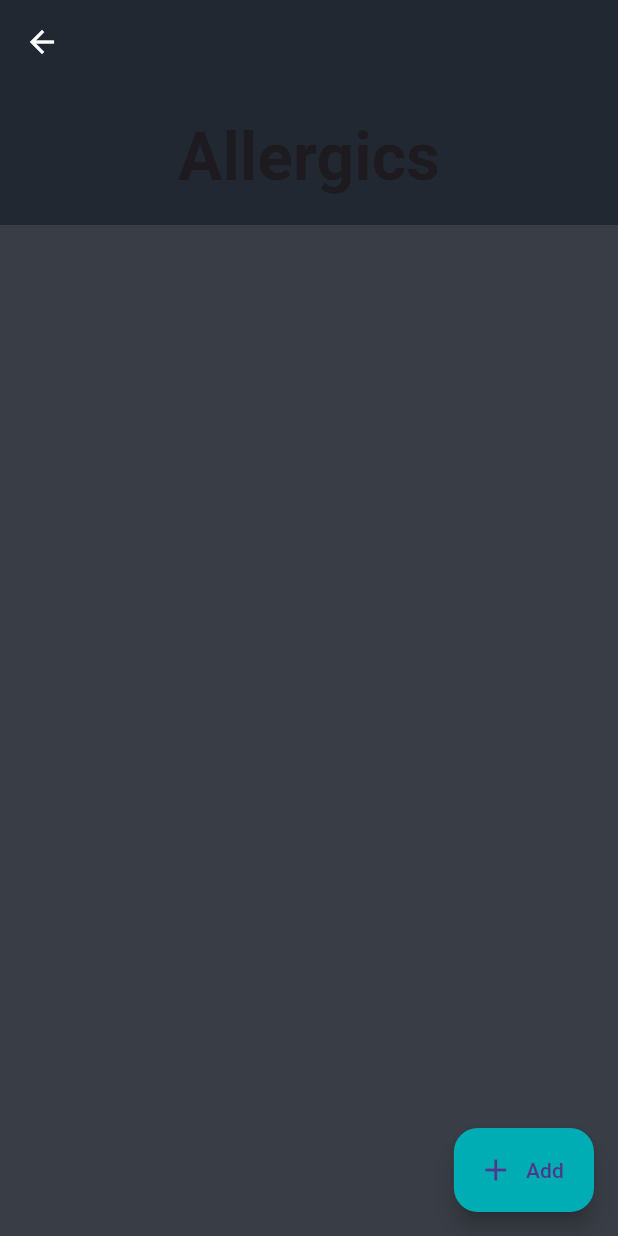
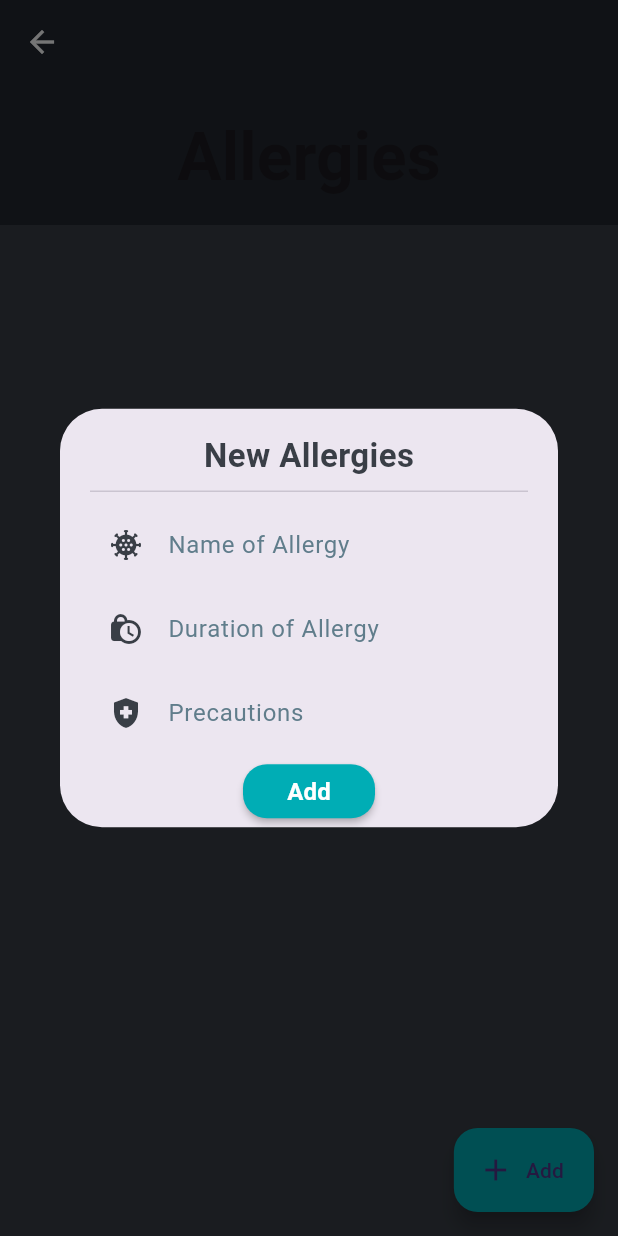
Before and after one commit to Harsh8833/MedRecords, a Flutter app: the AllergiesPage screen opened by its route, after a tap on "Add", on a phone screen of 412 x 824 dp. Run offline on Flutter 3.47's test engine with Material 2 defaults, Android fonts, the phone set to English and light mode, and no system bars; our stand-ins replace cloud_firestore, firebase_auth, firebase_core, google_fonts, shared_preferences; accounts and stored records are empty.

Commit message:
ui update

```diff
--- a/lib/main.dart
+++ b/lib/main.dart
@@ -14,23 +14,20 @@ import 'package:medrecords/view/vaccinations.dart';
 Future main() async {
   WidgetsFlutterBinding.ensureInitialized();
   await Firebase.initializeApp();
-
   runApp(const MyApp());
 }
 
 class MyApp extends StatefulWidget {
   const MyApp({super.key});
-
   @override
   State<MyApp> createState() => _MyAppState();
 }
 
 class _MyAppState extends State<MyApp> {
-  // This widget is the root of your application.
   @override
   Widget build(BuildContext context) {
     return MaterialApp(
-      title: 'Flutter Demo',
+      title: 'MedRecords',
       debugShowCheckedModeBanner: false,
       theme: AppTheme.lightTheme,
       initialRoute: Homepage.route,
--- a/lib/view/allergies.dart
+++ b/lib/view/allergies.dart
@@ -1,16 +1,84 @@
+import 'dart:developer';
+
 import 'package:flutter/material.dart';
+import 'package:medrecords/config/const.dart';
 import 'package:medrecords/view/components/med_scaffold.dart';
+import 'package:medrecords/view/components/widgets.dart';
+import 'package:medrecords/view/components/widgets/app_button.dart';
 
 class AllergiesPage extends StatelessWidget {
+  static const route = 'allergies';
   const AllergiesPage({super.key});
-  static const route = 'allergies';
+
   @override
   Widget build(BuildContext context) {
+    final size = MediaQuery.of(context).size;
     return MedScaffold(
-      title: "Allergics",
-      fab: () {},
+      title: "Allergies",
+      fab: () {
+        addAllergies(context);
+      },
       silverList: null,
     );
-    ;
+  }
+
+  Future<dynamic> addAllergies(BuildContext context) {
+    final TextEditingController allergyNameController = TextEditingController();
+    final TextEditingController allergyDurationController =
+        TextEditingController();
+    final TextEditingController precautionsController = TextEditingController();
+
+    String allergyName = "";
+    String allergyDuration = "";
+    String precautions = "";
+    return showDialog(
+        context: context,
+        builder: (BuildContext context) {
+          return Dialog(
+            child: Padding(
+              padding: const EdgeInsets.symmetric(horizontal: 20.0),
+              child: Column(mainAxisSize: MainAxisSize.min, children: [
+                const SizedBox(
+                  height: 16,
+                ),
+                const Text(
+                  "New Allergies",
+                  style: TextStyle(
+                    fontSize: 22,
+                    fontWeight: FontWeight.bold,
+                    color: AppColor.darkGray,
+                  ),
+                ),
+                const Divider(),
+                inputFeild(
+                    hinttxt: "Name of Allergy",
+                    icon: Icons.coronavirus,
+                    fieldcontroller: allergyNameController,
+                    onChanged: (value) {
+                      allergyName = value;
+                    }),
+                inputFeild(
+                    hinttxt: "Duration of Allergy",
+                    icon: Icons.lock_clock,
+                    fieldcontroller: allergyDurationController,
+                    onChanged: (value) {
+                      allergyDuration = value;
+                    }),
+                inputFeild(
+                    hinttxt: "Precautions",
+                    icon: Icons.health_and_safety,
+                    fieldcontroller: precautionsController,
+                    onChanged: (value) {
+                      precautions = value;
+                    }),
+                AppButton(
+                    txt: "Add",
+                    onTap: () {
+                      log("Button Tapped");
+                    })
+              ]),
+            ),
+          );
+        });
   }
 }
--- a/lib/view/homepage.dart
+++ b/lib/view/homepage.dart
@@ -1,5 +1,4 @@
 import 'package:flutter/material.dart';
-import 'package:medrecords/config/const.dart';
 import 'package:medrecords/view/allergies.dart';
 import 'package:medrecords/view/components/med_scaffold.dart';
 import 'package:medrecords/view/medical_history.dart';
```
Also changed, not shown: lib/view/medical_visit.dart (+6 -10 lines), lib/view/profile.dart (added, +14 -0 lines), lib/view/vaccinations.dart (+68 -1 lines).
